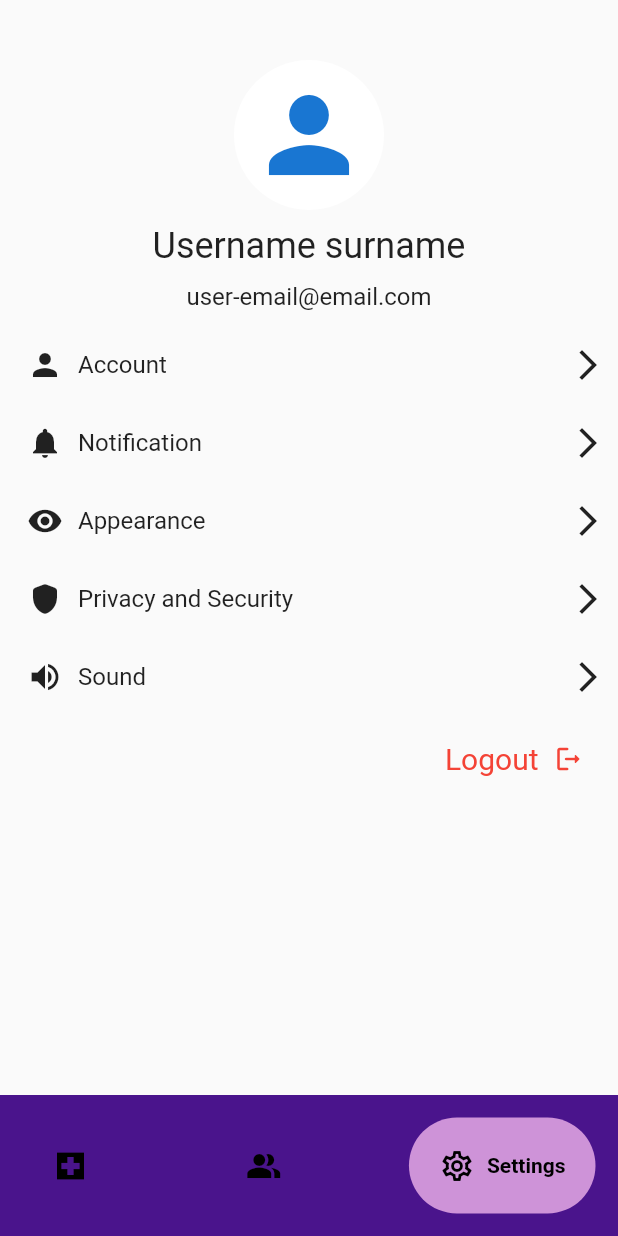
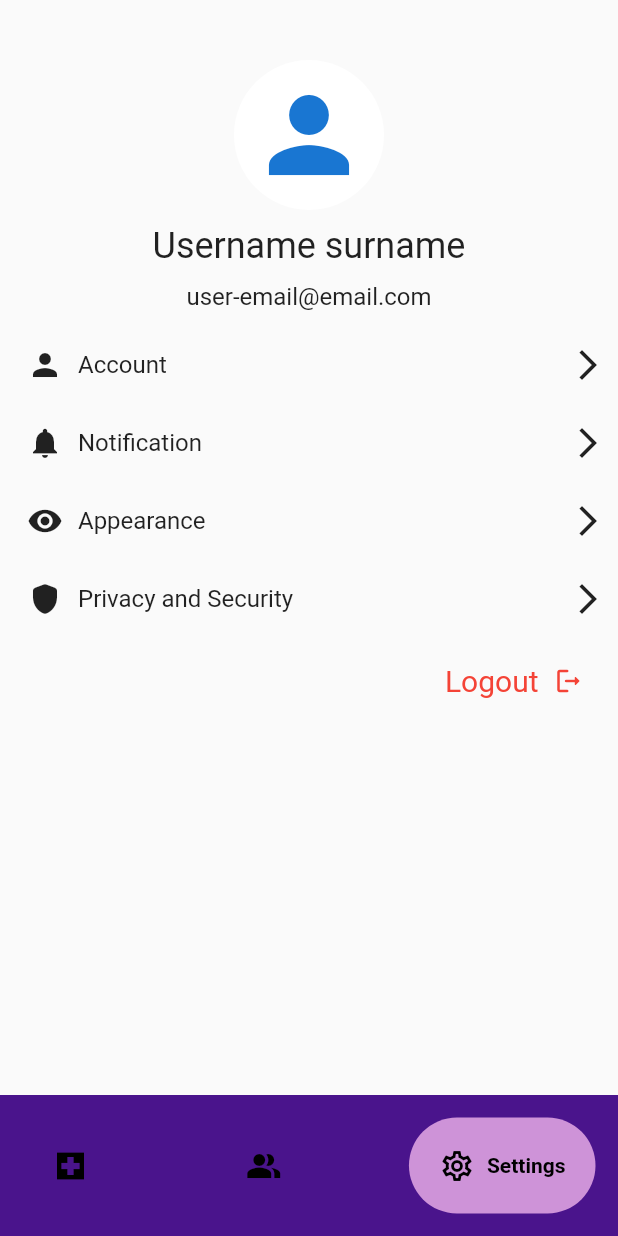
Before and after one commit to nishantnz/Byteverse_Coding_Dalals, a Flutter app: the screen it shows after launch, item 3 of the bottom bar chosen, on a phone screen of 412 x 824 dp. Run offline on Flutter 3.47's test engine with Material 2 defaults, Android fonts, the phone set to English and light mode, and no system bars; drawn by our look-alikes of google_nav_bar; our stand-ins replace image_picker, lottie, smooth_page_indicator; network calls fail; project files that could hold a hidden picture were left out.

Commit message:
logging out

```diff
--- a/lib/Screens/settings_screen.dart
+++ b/lib/Screens/settings_screen.dart
@@ -63,7 +63,6 @@ class SettingsPage extends StatelessWidget {
                 CommonWidget(Icons.notifications, 'Notification'),
                 CommonWidget(Icons.remove_red_eye, 'Appearance'),
                 CommonWidget(Icons.shield_rounded, 'Privacy and Security'),
-                CommonWidget(Icons.volume_up, 'Sound'),
                 LogoutButton(),
               ],
             )
@@ -81,7 +80,11 @@ class LogoutButton extends StatelessWidget {
 
   @override
   Widget build(BuildContext context) {
-    return Container(
+    return GestureDetector(
+      onTap: () {
+        Navigator.pushNamed(context, MyRoutes.doctorOrPatient);
+      },
+      child: Container(
         margin: EdgeInsets.all(9),
         child: Row(
           mainAxisAlignment: MainAxisAlignment.end,
@@ -102,6 +105,7 @@ class LogoutButton extends StatelessWidget {
               ),
             ),
           ],
+        ),
       ),
     );
   }
```
Lines whose indentation alone changed are shown as unchanged.
